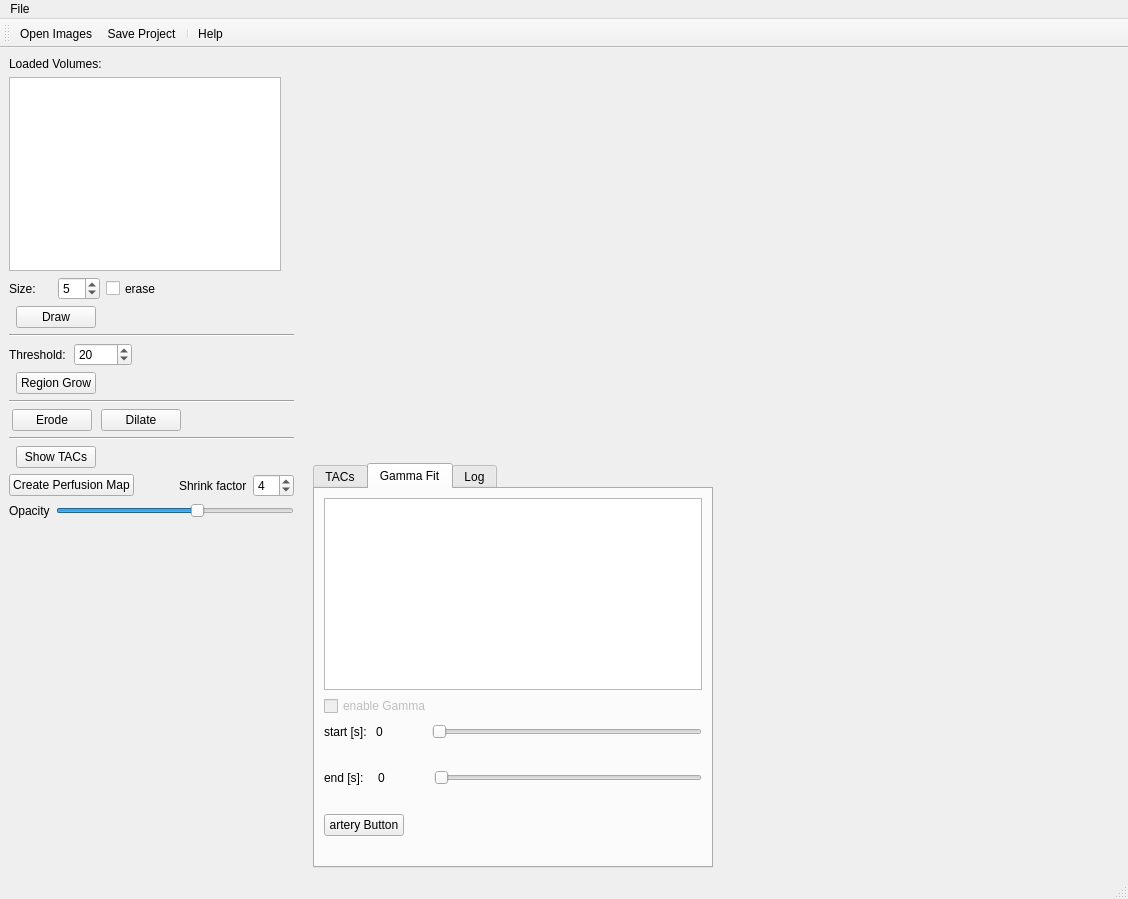
This is main/KardioPerfusion.ui in CardiacImagingCharite/CardiacPerfusion as Qt 5 draws it before an edit. The edited form follows.
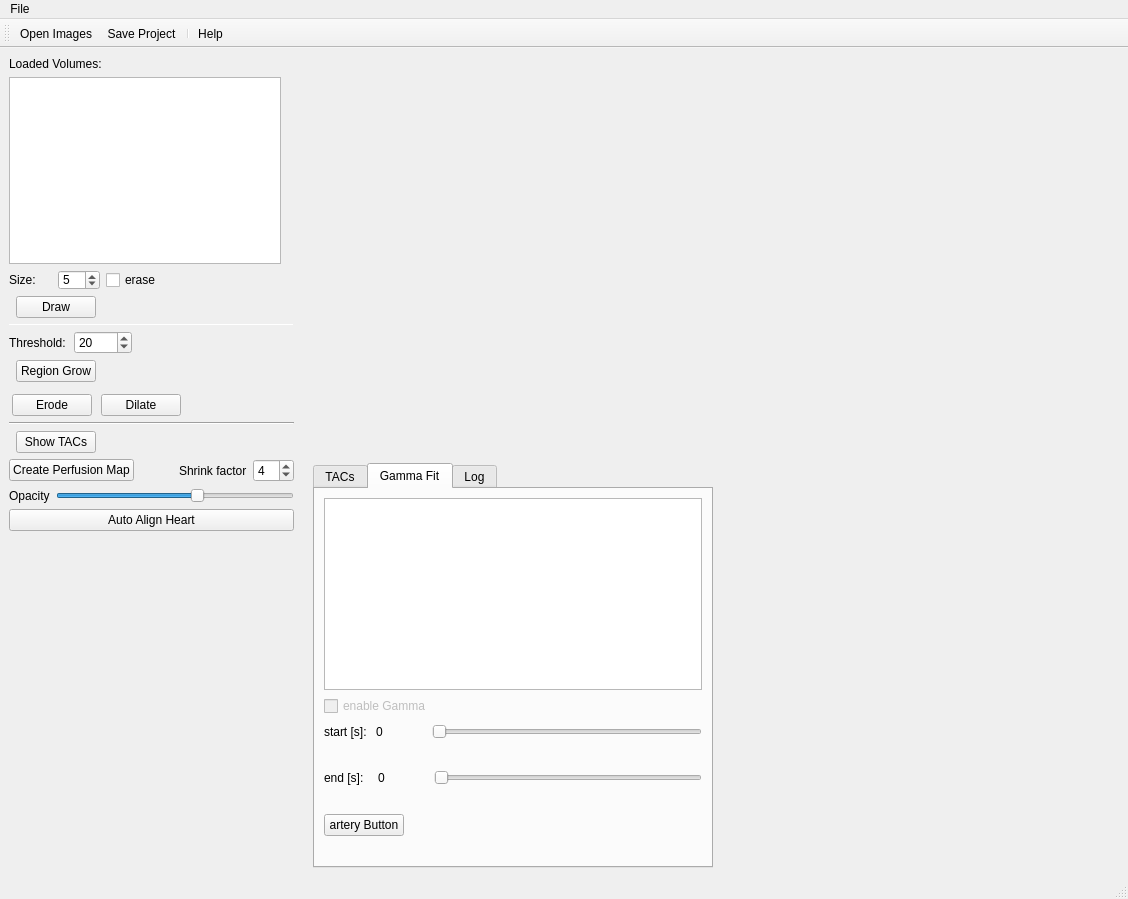
This is the edited form. Icons and pictures are not drawn. Custom widgets are drawn as their Qt base class.

Commit message: first (dirty) implementation of autoAlignHeart

Diff of the .ui file:
```diff
--- a/main/KardioPerfusion.ui
+++ b/main/KardioPerfusion.ui
@@ -26,7 +26,7 @@
   <widget class="QWidget" name="centralwidget">
    <layout class="QHBoxLayout" name="horizontalLayout_7">
     <item>
-     <layout class="QVBoxLayout" name="verticalLayout_6" stretch="0,0">
+     <layout class="QVBoxLayout" name="verticalLayout_6" stretch="0,0,0">
       <property name="sizeConstraint">
        <enum>QLayout::SetMaximumSize</enum>
       </property>
@@ -526,6 +526,13 @@
         </item>
        </layout>
       </item>
+      <item>
+       <widget class="QPushButton" name="btn_autoAlignHeart">
+        <property name="text">
+         <string>Auto Align Heart</string>
+        </property>
+       </widget>
+      </item>
       <item>
        <spacer name="verticalSpacer">
         <property name="orientation">
```
Left out of the diff: 30 changed lines with no effect on the pictures. The commit also changes 8 other files.
